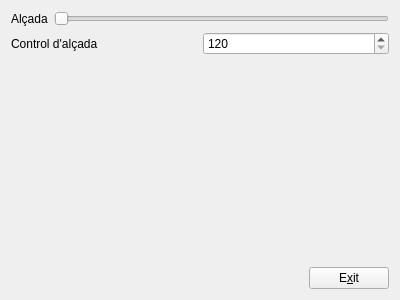
Old version of the form QT/MyForm.ui in the repository Martiruhay/idi.
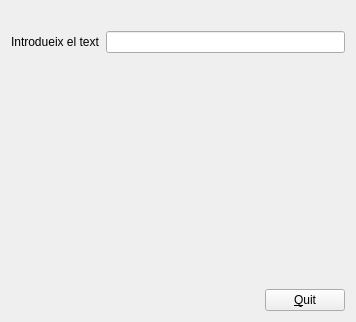
New version of the form. Custom widgets are drawn as their Qt base class.

```diff
--- a/QT/MyForm.ui
+++ b/QT/MyForm.ui
@@ -6,70 +6,50 @@
    <rect>
     <x>0</x>
     <y>0</y>
-    <width>400</width>
-    <height>300</height>
+    <width>356</width>
+    <height>322</height>
    </rect>
   </property>
   <property name="windowTitle">
    <string>Form</string>
   </property>
-  <layout class="QVBoxLayout" name="verticalLayout_2">
+  <layout class="QVBoxLayout" name="verticalLayout">
    <item>
-    <layout class="QHBoxLayout" name="horizontalLayout">
-     <item>
-      <widget class="QLabel" name="label">
-       <property name="text">
-        <string>Alçada</string>
-       </property>
-      </widget>
-     </item>
-     <item>
-      <widget class="QSlider" name="horizontalSlider">
-       <property name="minimum">
-        <number>120</number>
-       </property>
-       <property name="maximum">
-        <number>240</number>
-       </property>
-       <property name="orientation">
-        <enum>Qt::Horizontal</enum>
-       </property>
-      </widget>
-     </item>
-    </layout>
+    <widget class="QLabel" name="label">
+     <property name="text">
+      <string/>
+     </property>
+    </widget>
    </item>
    <item>
     <layout class="QHBoxLayout" name="horizontalLayout_2">
      <item>
       <widget class="QLabel" name="label_2">
        <property name="text">
-        <string>Control d'alçada</string>
+        <string>Introdueix el text</string>
        </property>
       </widget>
      </item>
      <item>
-      <widget class="QSpinBox" name="spinBox">
-       <property name="minimumSize">
-        <size>
-         <width>150</width>
-         <height>0</height>
-        </size>
-       </property>
-       <property name="minimum">
-        <number>120</number>
-       </property>
-       <property name="maximum">
-        <number>240</number>
-       </property>
-       <property name="value">
-        <number>120</number>
-       </property>
-      </widget>
+      <widget class="MyLineEdit" name="lineEdit"/>
      </item>
     </layout>
    </item>
    <item>
-    <layout class="QHBoxLayout" name="horizontalLayout_3">
+    <spacer name="verticalSpacer">
+     <property name="orientation">
+      <enum>Qt::Vertical</enum>
+     </property>
+     <property name="sizeHint" stdset="0">
+      <size>
+       <width>20</width>
+       <height>231</height>
+      </size>
+     </property>
+    </spacer>
+   </item>
+   <item>
+    <layout class="QHBoxLayout" name="horizontalLayout">
      <item>
       <spacer name="horizontalSpacer">
        <property name="orientation">
@@ -84,33 +64,23 @@
       </spacer>
      </item>
      <item>
-      <layout class="QVBoxLayout" name="verticalLayout">
-       <item>
-        <spacer name="verticalSpacer">
-         <property name="orientation">
-          <enum>Qt::Vertical</enum>
-         </property>
-         <property name="sizeHint" stdset="0">
-          <size>
-           <width>20</width>
-           <height>40</height>
-          </size>
-         </property>
-        </spacer>
-       </item>
-       <item>
-        <widget class="QPushButton" name="pushButton">
-         <property name="text">
-          <string>E&amp;xit</string>
-         </property>
-        </widget>
-       </item>
-      </layout>
+      <widget class="QPushButton" name="pushButton">
+       <property name="text">
+        <string>&amp;Quit</string>
+       </property>
+      </widget>
      </item>
     </layout>
    </item>
   </layout>
  </widget>
+ <customwidgets>
+  <customwidget>
+   <class>MyLineEdit</class>
+   <extends>QLineEdit</extends>
+   <header location="global">MyLineEdit.h</header>
+  </customwidget>
+ </customwidgets>
  <resources/>
  <connections>
   <connection>
```
Left out of the diff: 40 changed lines with no effect on the pictures.
